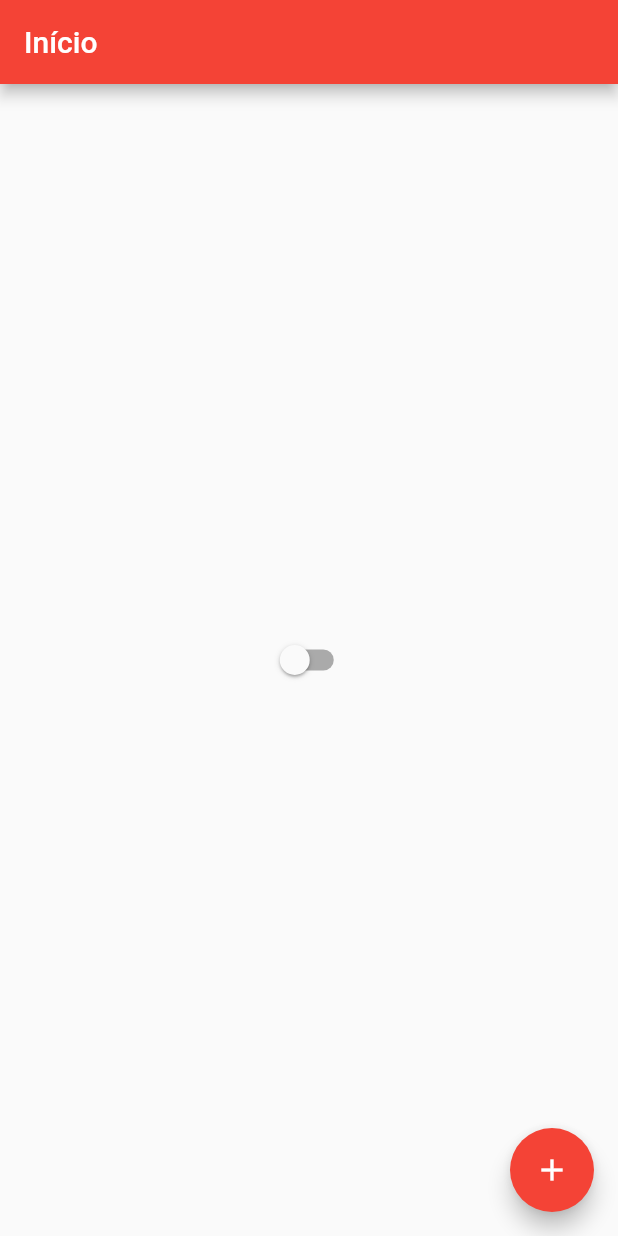
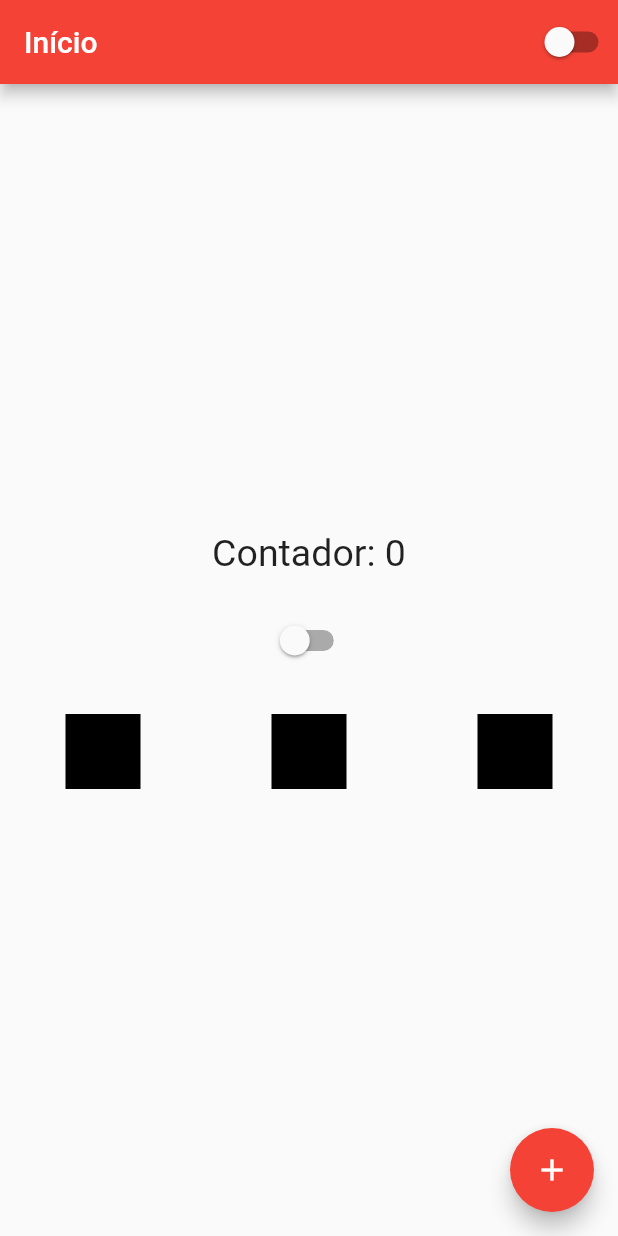
Before and after one commit to Lucas-Angelo/Dart-And-Flutter, a Flutter app: the screen it shows after launch, on a phone screen of 412 x 824 dp. Run offline on Flutter 3.47's test engine with Material 2 defaults, Android fonts, the phone set to English and light mode, and no system bars.

Commit message:
columns e rows

```diff
--- a/Flutter/projetos/olaMundo/lib/app_widget.dart
+++ b/Flutter/projetos/olaMundo/lib/app_widget.dart
@@ -6,7 +6,7 @@ class AppWidget extends StatelessWidget { // Widget estático da aplicação pro
   @override
   Widget build(BuildContext context) { // Construtor do widget
     return AnimatedBuilder( // Função do app para poder atualiza-lo
-      animation: AppController.instance, // Instância que controla toda a aplicação quando atualizada
+      animation: AppController.instance, // Instância que vai ouvir quando houver modificação, para animar
       builder: (context, child) { // Construtor
         return MaterialApp( // Função para criar o básico de um app
         theme: ThemeData( // MaterialApp possui tema de pode ser modificado
--- a/Flutter/projetos/olaMundo/lib/home_page.dart
+++ b/Flutter/projetos/olaMundo/lib/home_page.dart
@@ -16,16 +16,49 @@ class HomePageState extends State<HomePage> {
     return Scaffold(
       appBar: AppBar(
         title: Text('Início'),
+        actions: [
+          CustomSwitch(),
+        ],
       ),
 
-      body: Center(
-          child: Switch(
-            value: AppController.instance.isDarkTheme,
-            onChanged: (value){
-            AppController.instance.changeTheme();
-          },
+      body: Container(
+        width: double.infinity,
+        child: Column( // Existe tbm o ListView pra scroll
+          mainAxisAlignment: MainAxisAlignment.center,
+          // crossAxisAlignment: CrossAxisAlignment.start,
+            children: [
+              Text('Contador: $counter', style: TextStyle(fontSize: 25.00),),
+              Container(
+                height: 20,
+              ),
+              CustomSwitch(),
+              Container(
+                height: 25,
+              ),
+              Row(
+                mainAxisAlignment: MainAxisAlignment.spaceAround,
+                crossAxisAlignment: CrossAxisAlignment.center,
+                children: [
+                  Container(
+                    width: 50,
+                    height: 50,
+                    color: Colors.black,
+                  ),
+                  Container(
+                    width: 50,
+                    height: 50,
+                    color: Colors.black,
+                  ),
+                  Container(
+                    width: 50,
+                    height: 50,
+                    color: Colors.black,
+                  ),
+                ]
+              )
+            ],
           ),
-        ),
+      ),
 
       floatingActionButton: InkWell( // Botão do canto inferior direito
         onLongPress: () {
@@ -51,3 +84,14 @@ class HomePageState extends State<HomePage> {
     );
   }
 }
+
+class CustomSwitch extends StatelessWidget {
+  @override
+  Widget build(BuildContext context) {
+    return Switch(
+            value: AppController.instance.isDarkTheme,
+            onChanged: (value){
+            AppController.instance.changeTheme();
+          },);
+  }
+}
```
